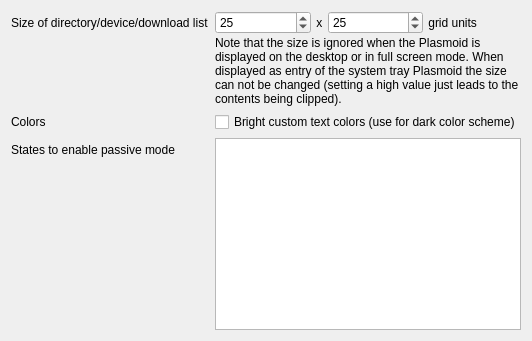
Above: plasmoid/lib/appearanceoptionpage.ui from Martchus/syncthingtray before the change. Below: the same form after it.
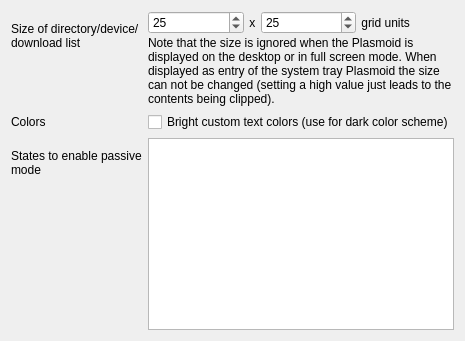
That is the form after the change. Icons and pictures are not drawn.

Commit message: Enable wrapping of longer labels of plasmoid appearance settings

```diff
--- a/plasmoid/lib/appearanceoptionpage.ui
+++ b/plasmoid/lib/appearanceoptionpage.ui
@@ -17,6 +17,9 @@
        <property name="text">
         <string>Size of directory/device/download list</string>
        </property>
+       <property name="wordWrap">
+        <bool>true</bool>
+       </property>
       </widget>
      </item>
      <item row="2" column="0">
@@ -123,6 +126,9 @@
        <property name="text">
         <string>States to enable passive mode</string>
        </property>
+       <property name="wordWrap">
+        <bool>true</bool>
+       </property>
       </widget>
      </item>
      <item row="3" column="1">
```
